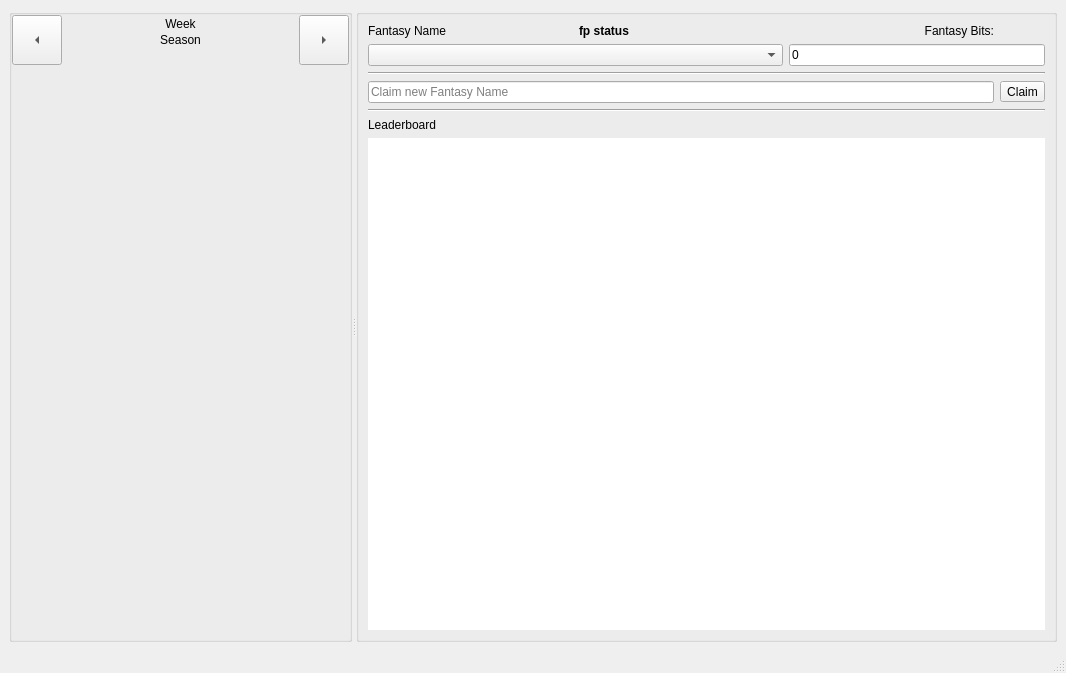
The window that cute-fantasy/mainwindow.ui (protoblock/protoblock) describes before a commit, drawn with Qt 5.
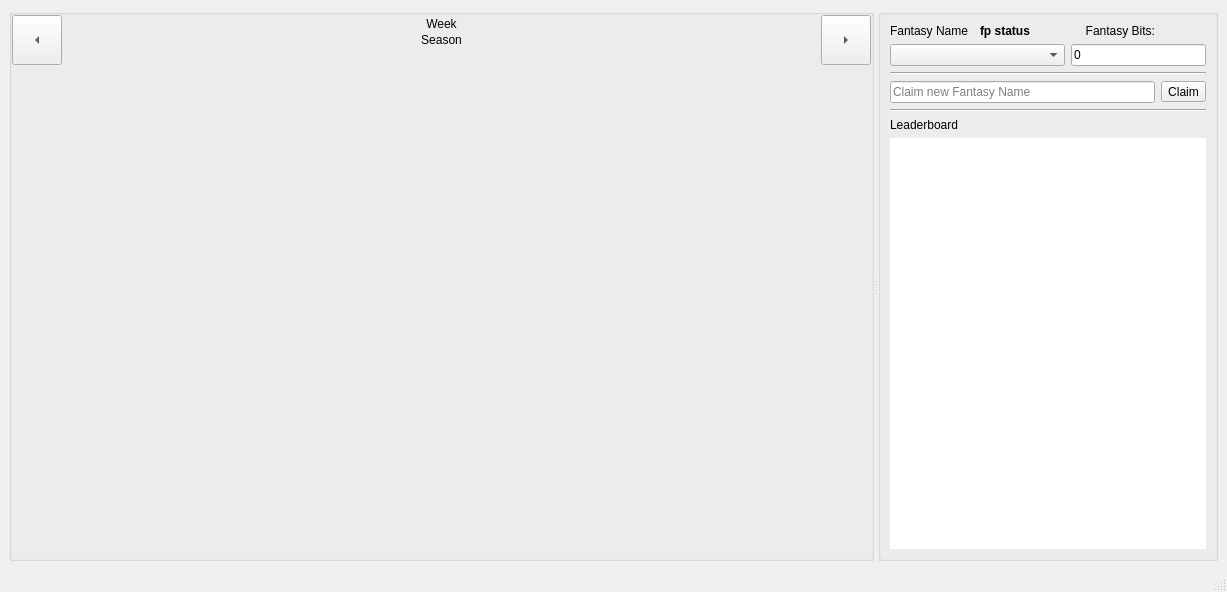
The same window after the commit. The open tabs and pages were chosen to show the change. Custom widgets are drawn as their Qt base class.

Commit message: Modified ui to have the right and left panels always collapsible. Forced some min sizes to have a correct startup sizes.

```diff
--- a/cute-fantasy/mainwindow.ui
+++ b/cute-fantasy/mainwindow.ui
@@ -6,8 +6,8 @@
    <rect>
     <x>0</x>
     <y>0</y>
-    <width>1066</width>
-    <height>673</height>
+    <width>1227</width>
+    <height>592</height>
    </rect>
   </property>
   <property name="sizePolicy">
@@ -187,6 +187,24 @@
        </layout>
       </widget>
       <widget class="QGroupBox" name="MikeProjections">
+       <property name="sizePolicy">
+        <sizepolicy hsizetype="Preferred" vsizetype="Preferred">
+         <horstretch>0</horstretch>
+         <verstretch>0</verstretch>
+        </sizepolicy>
+       </property>
+       <property name="minimumSize">
+        <size>
+         <width>340</width>
+         <height>0</height>
+        </size>
+       </property>
+       <property name="maximumSize">
+        <size>
+         <width>340</width>
+         <height>16777215</height>
+        </size>
+       </property>
        <property name="title">
         <string/>
        </property>
```
Left out of the diff: 106 changed lines with no effect on the pictures. The commit also changes 3 other files.
